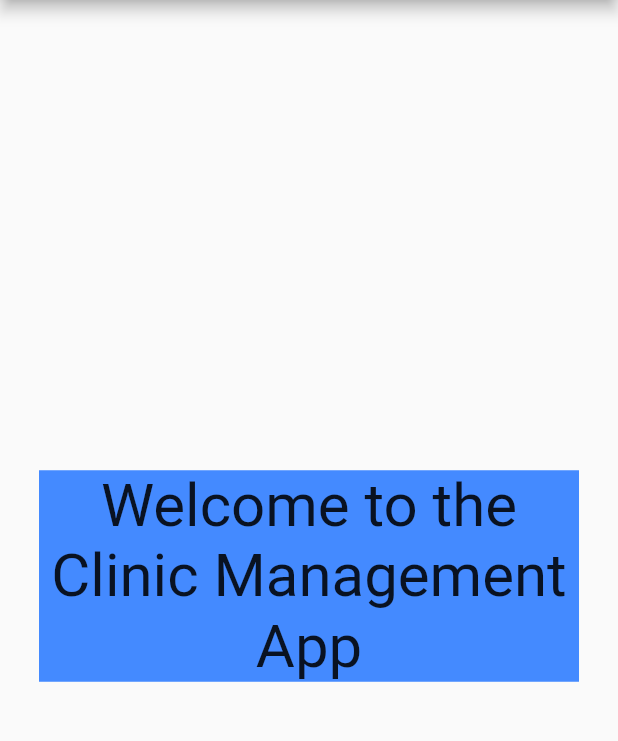
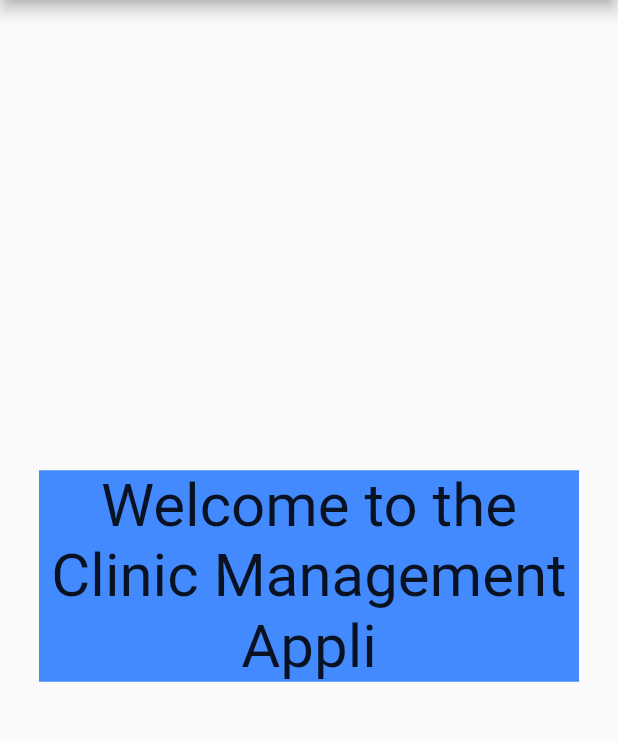
Before and after one commit to SibaGxolo/ClinicManagementApplication, a Flutter app: the screen it shows after launch, on a phone screen of 412 x 824 dp, the part 84-825 px from its top. Run offline on Flutter 3.47's test engine with Material 2 defaults, Android fonts, the phone set to English and light mode, and no system bars.

Commit message:
3rd commit

```diff
--- a/lib/main.dart
+++ b/lib/main.dart
@@ -6,7 +6,7 @@ void main() {
   runApp(
     MaterialApp(
       home: Scaffold(
-        appBar: AppBar (
+        appBar: AppBar(
           title: Text('Clinic Management Application'),
         ),
         body: Center(
@@ -14,9 +14,9 @@ void main() {
             width: 360,
             color: Colors.blueAccent,
             child: Text(
-            'Welcome to the Clinic Management App ',
-            textAlign: TextAlign.center,
-            style: TextStyle(fontSize: 40),
+              'Welcome to the Clinic Management Appli ',
+              textAlign: TextAlign.center,
+              style: TextStyle(fontSize: 40),
             ),
           ),
         ),
```
